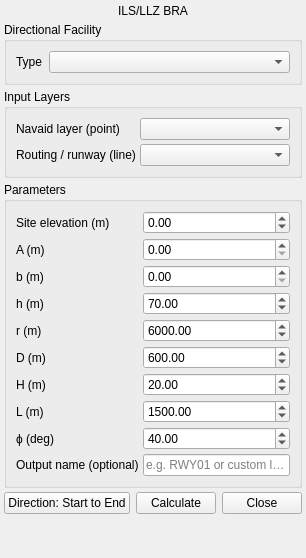
This is qBRA/ui/ils/ils_llz_panel.ui in FLYGHT7/qBRA as Qt 5 draws it before an edit. The edited form follows.
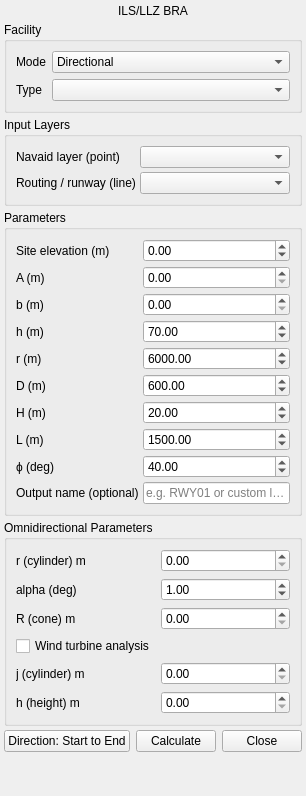
This is the edited form.

Commit message: feat(omni): implement omnidirectional facility options and UI enhancements

What changed in the file:
```diff
--- a/qBRA/ui/ils/ils_llz_panel.ui
+++ b/qBRA/ui/ils/ils_llz_panel.ui
@@ -14,6 +14,12 @@
     <height>140</height>
    </size>
   </property>
+   <property name="font">
+    <font>
+      <family>Segoe UI</family>
+      <pointsize>9</pointsize>
+    </font>
+   </property>
   <layout class="QVBoxLayout" name="verticalLayout">
    <property name="spacing">
     <number>4</number>
@@ -43,17 +49,38 @@
    <item>
     <widget class="QGroupBox" name="grpFacility">
      <property name="title">
-      <string>Directional Facility</string>
+      <string>Facility</string>
      </property>
-     <layout class="QFormLayout" name="formFacility">
-      <item row="0" column="0">
+   <layout class="QFormLayout" name="formFacility">
+    <item row="0" column="0">
+       <widget class="QLabel" name="lblMode">
+        <property name="text">
+         <string>Mode</string>
+        </property>
+       </widget>
+      </item>
+      <item row="0" column="1">
+       <widget class="QComboBox" name="cboMode">
+        <item>
+         <property name="text">
+          <string>Directional</string>
+         </property>
+        </item>
+        <item>
+         <property name="text">
+          <string>Omnidirectional</string>
+         </property>
+        </item>
+       </widget>
+      </item>
+    <item row="1" column="0">
        <widget class="QLabel" name="lblFacility">
         <property name="text">
          <string>Type</string>
         </property>
        </widget>
       </item>
-      <item row="0" column="1">
+    <item row="1" column="1">
        <widget class="QComboBox" name="cboFacility"/>
       </item>
      </layout>
@@ -256,6 +283,83 @@
      </layout>
     </widget>
    </item>
+   <item>
+    <widget class="QGroupBox" name="grpOmniParameters">
+     <property name="title"><string>Omnidirectional Parameters</string></property>
+     <layout class="QFormLayout" name="formOmniParameters">
+      <item row="0" column="0">
+       <widget class="QLabel" name="lblOmniRsmall">
+        <property name="text"><string>r (cylinder) m</string></property>
+       </widget>
+      </item>
+      <item row="0" column="1">
+       <widget class="QDoubleSpinBox" name="spnOmni_r">
+        <property name="minimum"><double>0.000000000000000</double></property>
+        <property name="maximum"><double>100000.000000000000000</double></property>
+        <property name="decimals"><number>2</number></property>
+        <property name="value"><double>0.000000000000000</double></property>
+       </widget>
+      </item>
+      <item row="1" column="0">
+       <widget class="QLabel" name="lblOmniAlpha">
+        <property name="text"><string>alpha (deg)</string></property>
+       </widget>
+      </item>
+      <item row="1" column="1">
+       <widget class="QDoubleSpinBox" name="spnOmni_alpha">
+        <property name="minimum"><double>0.010000000000000</double></property>
+        <property name="maximum"><double>90.000000000000000</double></property>
+        <property name="decimals"><number>2</number></property>
+        <property name="value"><double>1.000000000000000</double></property>
+       </widget>
+      </item>
+      <item row="2" column="0">
+       <widget class="QLabel" name="lblOmniR">
+        <property name="text"><string>R (cone) m</string></property>
+       </widget>
+      </item>
+      <item row="2" column="1">
+       <widget class="QDoubleSpinBox" name="spnOmni_R">
+        <property name="minimum"><double>0.000000000000000</double></property>
+        <property name="maximum"><double>200000.000000000000000</double></property>
+        <property name="decimals"><number>2</number></property>
+        <property name="value"><double>0.000000000000000</double></property>
+       </widget>
+      </item>
+      <item row="3" column="0">
+       <widget class="QCheckBox" name="chkOmniTurbine">
+        <property name="text"><string>Wind turbine analysis</string></property>
+       </widget>
+      </item>
+      <item row="4" column="0">
+       <widget class="QLabel" name="lblOmniJ">
+        <property name="text"><string>j (cylinder) m</string></property>
+       </widget>
+      </item>
+      <item row="4" column="1">
+       <widget class="QDoubleSpinBox" name="spnOmni_j">
+        <property name="minimum"><double>0.000000000000000</double></property>
+        <property name="maximum"><double>200000.000000000000000</double></property>
+        <property name="decimals"><number>2</number></property>
+        <property name="value"><double>0.000000000000000</double></property>
+       </widget>
+      </item>
+      <item row="5" column="0">
+       <widget class="QLabel" name="lblOmniH">
+        <property name="text"><string>h (height) m</string></property>
+       </widget>
+      </item>
+      <item row="5" column="1">
+       <widget class="QDoubleSpinBox" name="spnOmni_h">
+        <property name="minimum"><double>0.000000000000000</double></property>
+        <property name="maximum"><double>1000.000000000000000</double></property>
+        <property name="decimals"><number>2</number></property>
+        <property name="value"><double>0.000000000000000</double></property>
+       </widget>
+      </item>
+     </layout>
+    </widget>
+   </item>
    <item>
     <layout class="QHBoxLayout" name="layoutButtons">
      <property name="spacing">
```
Left out of the diff: 2 changed lines with no effect on the pictures. The commit also changes 3 other files.
